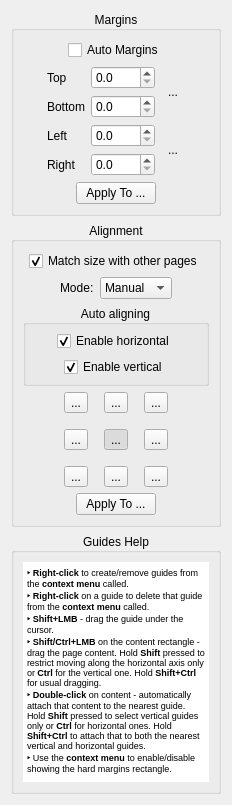
Before: the Qt Designer form src/core/filters/page_layout/OptionsWidget.ui in 4lex4/scantailor-advanced, drawn with Qt 5.
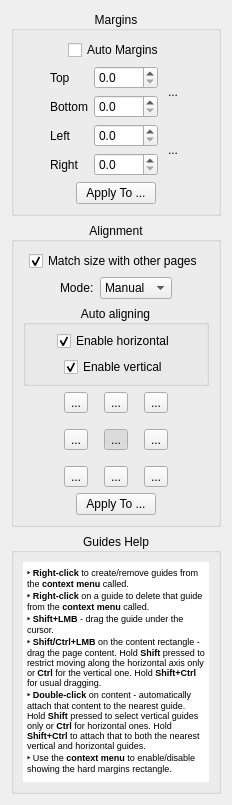
After: the same form once the commit is applied. Icons and pictures are not drawn. Custom widgets are drawn as their Qt base class.

The edit to the form file:
```diff
--- a/src/core/filters/page_layout/OptionsWidget.ui
+++ b/src/core/filters/page_layout/OptionsWidget.ui
@@ -84,10 +84,23 @@
            <widget class="QToolButton" name="topBottomLink">
             <property name="minimumSize">
              <size>
-              <width>24</width>
-              <height>48</height>
+              <width>18</width>
+              <height>46</height>
              </size>
             </property>
+            <property name="maximumSize">
+             <size>
+              <width>18</width>
+              <height>46</height>
+             </size>
+            </property>
+            <property name="styleSheet">
+             <string notr="true">QToolButton:!hover, QToolButton:pressed {
+  padding: 0;
+  border: none;
+  background-color: transparent;
+}</string>
+            </property>
             <property name="text">
              <string>...</string>
             </property>
@@ -98,13 +111,10 @@
             </property>
             <property name="iconSize">
              <size>
-              <width>9</width>
-              <height>24</height>
+              <width>10</width>
+              <height>30</height>
              </size>
             </property>
-            <property name="autoRaise">
-             <bool>true</bool>
-            </property>
            </widget>
           </item>
           <item row="0" column="0">
@@ -132,10 +142,23 @@
            <widget class="QToolButton" name="leftRightLink">
             <property name="minimumSize">
              <size>
-              <width>24</width>
-              <height>48</height>
+              <width>18</width>
+              <height>46</height>
              </size>
             </property>
+            <property name="maximumSize">
+             <size>
+              <width>18</width>
+              <height>46</height>
+             </size>
+            </property>
+            <property name="styleSheet">
+             <string notr="true">QToolButton:!hover, QToolButton:pressed {
+  padding: 0;
+  border: none;
+  background-color: transparent;
+}</string>
+            </property>
             <property name="text">
              <string>...</string>
             </property>
@@ -146,16 +169,13 @@
             </property>
             <property name="iconSize">
              <size>
-              <width>9</width>
-              <height>24</height>
+              <width>10</width>
+              <height>30</height>
              </size>
             </property>
             <property name="checked">
              <bool>false</bool>
             </property>
-            <property name="autoRaise">
-             <bool>true</bool>
-            </property>
            </widget>
           </item>
           <item row="3" column="1">
```
Left out of the diff: 42 changed lines with no effect on the pictures.
